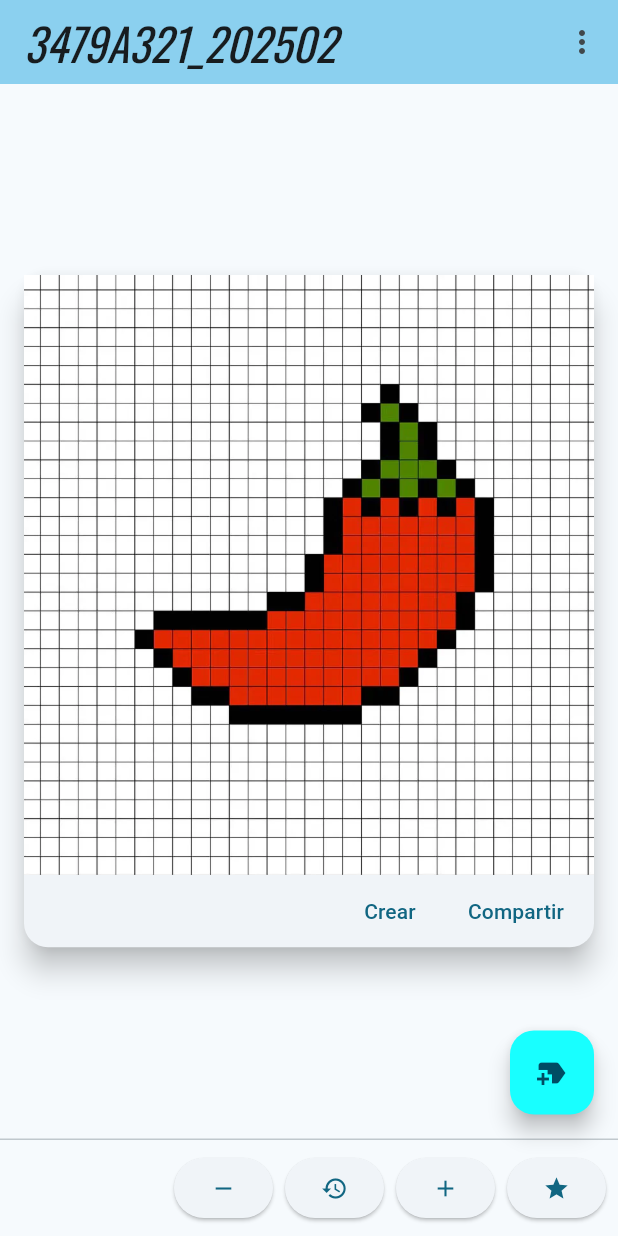
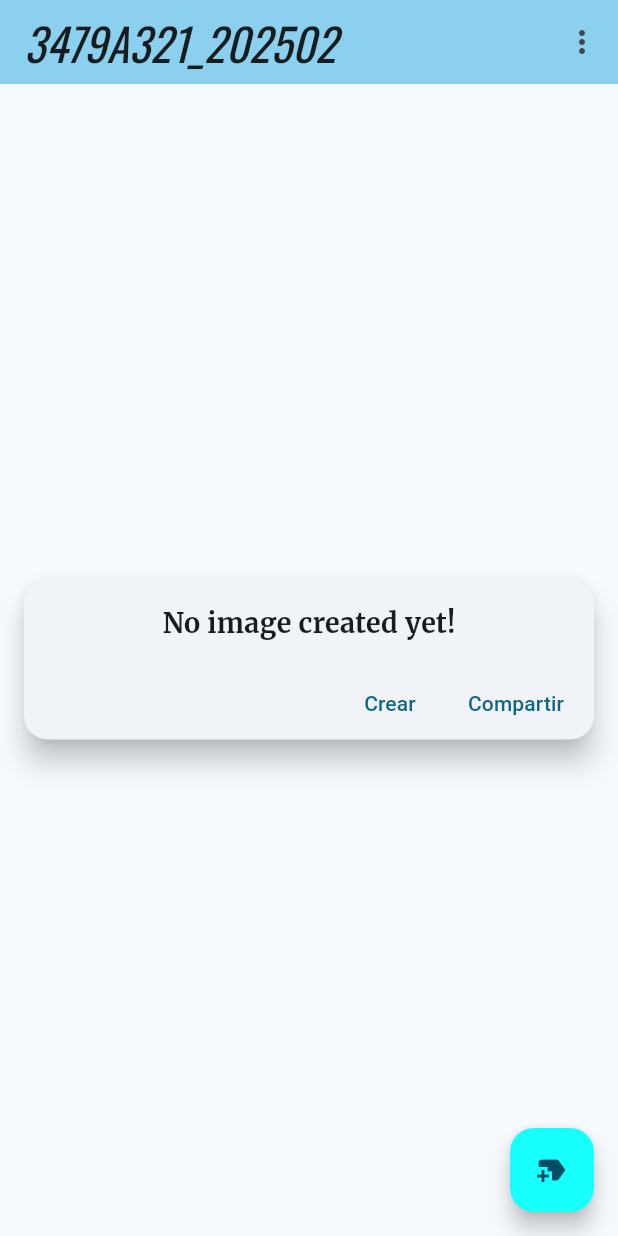
Before and after one commit to mmoscosodcl/3479A321_202502, a Flutter app: the screen it shows after launch, on a phone screen of 412 x 824 dp. Run offline on Flutter 3.47's test engine with Material 3 defaults, Android fonts, the phone set to English and light mode, and no system bars; our stand-ins replace google_fonts, logger, shared_preferences.

Commit message:
First version of image persistence

```diff
--- a/lib/providers/config_provider.dart
+++ b/lib/providers/config_provider.dart
@@ -1,13 +1,14 @@
-
-
 import 'package:flutter/material.dart';
 import 'package:playground_2502/services/shared_preferences.dart';
+import 'dart:typed_data';
 
-class ConfigurationData extends ChangeNotifier {
+class ConfigurationData with ChangeNotifier {
   final SharedPreferencesService _prefsService;
   int _size = 12;
+  final List<String> _creations = [];
 
   int get size => _size;
+  List<String> get creations => _creations;
 
   ConfigurationData(this._prefsService) {
     _loadPreferences();
@@ -19,9 +20,16 @@ final SharedPreferencesService _prefsService;
     notifyListeners();
   }
 
+  void addCreation(String filePath) {
+    _creations.add(filePath);
+    notifyListeners();
+  }
+
   Future<void> _loadPreferences() async {
     _size = await _prefsService.getSize();
     notifyListeners();
   }
 
+
+
 }
--- a/lib/screens/configuration.dart
+++ b/lib/screens/configuration.dart
@@ -32,7 +32,7 @@ class ConfigurationScreen extends StatelessWidget {
                 border: OutlineInputBorder(),
                 labelText: 'Select Size',
               ),
-              items: ['16', '18', '20', '22', '24']
+              items: ['12','14','16', '18', '20', '22', '24']
                   .map((size) => DropdownMenuItem(
                         value: size,
                         child: Text(size),
--- a/lib/screens/my_home_page.dart
+++ b/lib/screens/my_home_page.dart
@@ -1,11 +1,12 @@
+import 'dart:io';
 import 'package:flutter/material.dart';
 import 'package:logger/logger.dart';
+import 'package:path_provider/path_provider.dart';
 import 'package:playground_2502/screens/about.dart';
 import 'package:playground_2502/screens/configuration.dart';
 import 'package:playground_2502/screens/list_art.dart';
 import 'package:playground_2502/screens/list_creations.dart';
 import 'package:playground_2502/screens/pixel_art.dart';
-
 
 class MyHomePage extends StatefulWidget {
   const MyHomePage({super.key, required this.title});
@@ -15,43 +16,41 @@ class MyHomePage extends StatefulWidget {
   @override
   State<MyHomePage> createState() => _MyHomePageState();
 }
+
 class _MyHomePageState extends State<MyHomePage> {
-  int _counter = 0;
-  int _defaultValue = 12;
-  Color _color = Colors.cyanAccent;
+  File? _lastImage; // To store the last created image file
 
-  void _incrementCounter() {
+  @override
+  void initState() {
+    super.initState();
+    _loadLastImage(); // Load the last image when the screen initializes
+  }
+
+  @override
+  void didChangeDependencies() {
+    super.didChangeDependencies();
+    _loadLastImage(); // Reload the last image when dependencies change
+  }
+
+  Future<void> _loadLastImage() async {
+    final directory = await getApplicationDocumentsDirectory();
+    final files = directory.listSync(); // List all files in the directory
+
+    // Filter PNG files and sort them by creation time (most recent first)
+    final pngFiles = files
+        .where((file) => file.path.endsWith('.png'))
+        .toList()
+      ..sort((a, b) => b.statSync().modified.compareTo(a.statSync().modified));
+
+    if (pngFiles.isNotEmpty) {
       setState(() {
-      _counter++;
+        _lastImage = File(pngFiles.first.path); // Get the most recent image
       });
     }
-
-  void _decrementCounter() {
-    setState(() {
-      _counter--;
-    });
   }
-
-  void _restoreCounter() {
-    setState(() {
-      _counter = _defaultValue;
-    });
-  }
-
-  void _setColor() {
-    setState(() {
-      if (_color != Colors.green) {
-        _color = Colors.green; // Change to green if not already
-      } else {
-        _color = Colors.cyanAccent; // Reset to default color
-      }
-    });
-  }
-
 
   @override
   Widget build(BuildContext context) {
-
     var logger = Logger();
     logger.d("Logger is working in build method of _MyHomePageState!");
 
@@ -65,25 +64,25 @@ class _MyHomePageState extends State<MyHomePage> {
               if (value == 'about') {
                 Navigator.push(
                   context,
-            MaterialPageRoute(builder: (context) => AboutScreen()), // Navigate to AboutScreen
+                  MaterialPageRoute(builder: (context) => AboutScreen()),
                 );
               }
               if (value == 'list_creation') {
                 Navigator.push(
                   context,
-            MaterialPageRoute(builder: (context) => ListCreationScreen()), // Navigate to ListCreationScreen
+                  MaterialPageRoute(builder: (context) => ListCreationScreen()),
                 );
               }
               if (value == 'list_art') {
                 Navigator.push(
                   context,
-            MaterialPageRoute(builder: (context) => ListArtScreen()), // Navigate to ListArtScreen
+                  MaterialPageRoute(builder: (context) => ListArtScreen()),
                 );
               }
               if (value == 'configuration') {
                 Navigator.push(
                   context,
-            MaterialPageRoute(builder: (context) => ConfigurationScreen()), // Navigate to ConfigurationScreen
+                  MaterialPageRoute(builder: (context) => ConfigurationScreen()),
                 );
               }
             },
@@ -117,30 +116,22 @@ class _MyHomePageState extends State<MyHomePage> {
           shape: RoundedRectangleBorder(
             borderRadius: BorderRadius.circular(16.0),
           ),
-
           child: Column(
             mainAxisSize: MainAxisSize.min,
             mainAxisAlignment: MainAxisAlignment.center,
             children: <Widget>[
-              SingleChildScrollView(
-                scrollDirection: Axis.horizontal,
-                child: Row(
-                  children:[ Image.asset(
-                    'assets/Pixel-Art-Hot-Pepper-2-1.webp',
-                    width: 400, // Optional: set the width of the image
-                    fit: BoxFit.cover, // Optional: how the image should be resized to fit the box
-                  ),
-                  Image.asset(
-                    'assets/Pixel-Art-Pizza-2.webp',
-                    width: 400, // Optional: set the width of the image
-                    fit: BoxFit.cover, // Optional: how the image should be resized to fit the box
-                  ),
-                  Image.asset(
-                    'assets/Pixel-Art-Watermelon-3.webp',
-                    width: 400, // Optional: set the width of the image
-                    fit: BoxFit.cover, // Optional: how the image should be resized to fit the box
-                  ),
-                  ]
+              if (_lastImage != null)
+                Image.file(
+                  _lastImage!,
+                  width: 400,
+                  fit: BoxFit.cover,
+                )
+              else
+                const Padding(
+                  padding: EdgeInsets.all(16.0),
+                  child: Text(
+                    'No image created yet!',
+                    style: TextStyle(fontSize: 18, fontWeight: FontWeight.bold),
                   ),
                 ),
               Row(
@@ -159,7 +150,7 @@ class _MyHomePageState extends State<MyHomePage> {
                   TextButton(
                     child: const Text('Compartir'),
                     onPressed: () {
-                    /* ... */
+                      // Add sharing functionality here
                     },
                   ),
                   const SizedBox(width: 8),
@@ -174,31 +165,15 @@ class _MyHomePageState extends State<MyHomePage> {
           Navigator.push(
             context,
             MaterialPageRoute(builder: (context) => PixelArtScreen()),
+          ).then(
+            (value) => _loadLastImage(),
           );
         },
-        backgroundColor: _color,
-        tooltip: 'Increment',
+        backgroundColor: Colors.cyanAccent,
+        tooltip: 'Create Pixel Art',
         heroTag: 'screen1_fab',
         child: const Icon(Icons.new_label),
-      ), // This trailing comma makes auto-formatting nicer for build methods.
-      persistentFooterButtons: [
-        ElevatedButton(
-          onPressed: _decrementCounter,
-          child: const Icon(Icons.remove),
       ),
-        ElevatedButton(
-          onPressed: _restoreCounter,
-          child: const Icon(Icons.restore),
-        ),
-        ElevatedButton(
-          onPressed: _incrementCounter,
-          child: const Icon(Icons.add),
-        ),
-        ElevatedButton(
-          onPressed: _setColor,
-          child: const Icon(Icons.star),
-        ),
-      ],
     );
   }
 }
--- a/pubspec.yaml
+++ b/pubspec.yaml
@@ -38,6 +38,7 @@ dependencies:
   google_fonts: ^6.3.0
   provider: ^6.1.5+1
   shared_preferences: ^2.5.3
+  path_provider: ^2.1.5
 
 dev_dependencies:
   flutter_test:
```
Also changed, not shown: lib/screens/list_creations.dart (+54 -8 lines), lib/screens/pixel_art.dart (+95 -24 lines), pubspec.lock. Lines whose indentation alone changed are shown as unchanged.
